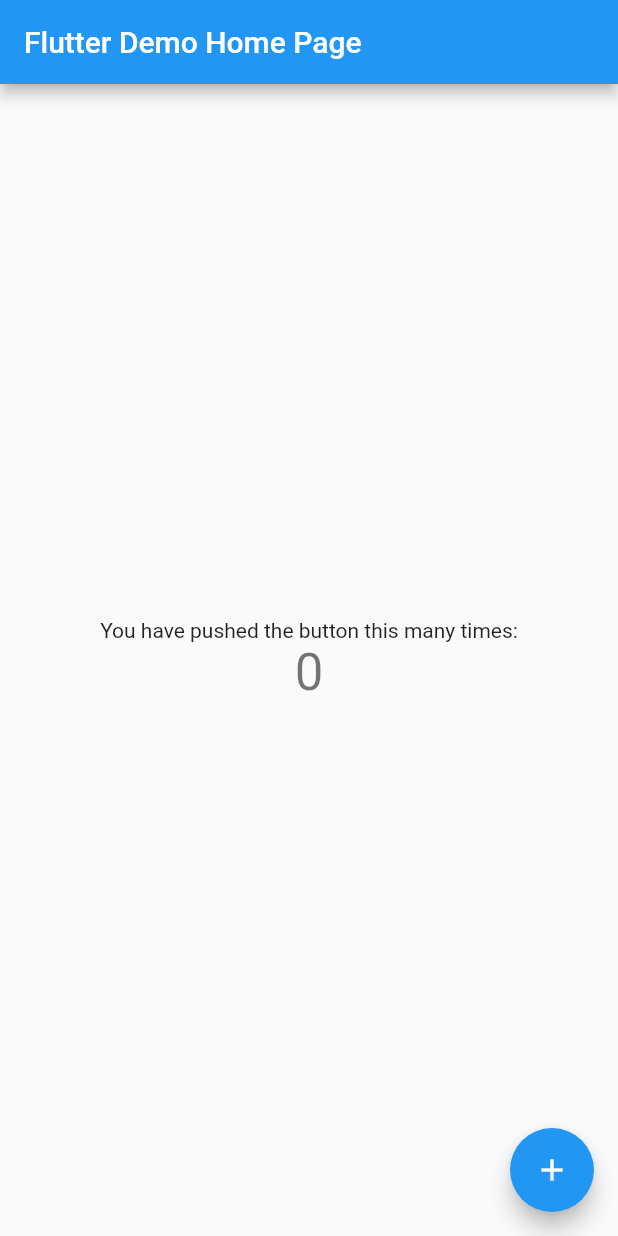
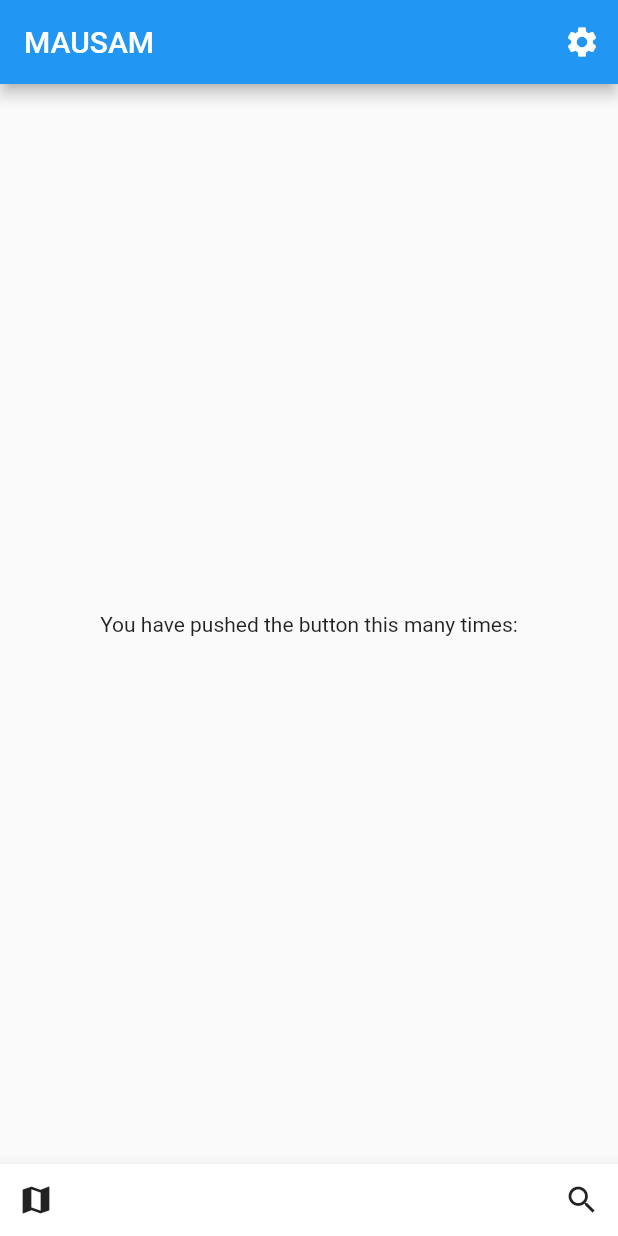
Before and after one commit to kausicmn/Mausam, a Flutter app: the screen it shows after launch, on a phone screen of 412 x 824 dp. Run offline on Flutter 3.47's test engine with Material 2 defaults, Android fonts, the phone set to English and light mode, and no system bars.

Commit message:
home screen

```diff
--- a/my_app/lib/main.dart
+++ b/my_app/lib/main.dart
@@ -13,33 +13,15 @@ class MyApp extends StatelessWidget {
     return MaterialApp(
       title: 'Flutter Demo',
       theme: ThemeData(
-        // This is the theme of your application.
-        //
-        // Try running your application with "flutter run". You'll see the
-        // application has a blue toolbar. Then, without quitting the app, try
-        // changing the primarySwatch below to Colors.green and then invoke
-        // "hot reload" (press "r" in the console where you ran "flutter run",
-        // or simply save your changes to "hot reload" in a Flutter IDE).
-        // Notice that the counter didn't reset back to zero; the application
-        // is not restarted.
         primarySwatch: Colors.blue,
       ),
-      home: const MyHomePage(title: 'Flutter Demo Home Page'),
+      home: const MyHomePage(title: 'MAUSAM'),
     );
   }
 }
 
 class MyHomePage extends StatefulWidget {
   const MyHomePage({super.key, required this.title});
-
-  // This widget is the home page of your application. It is stateful, meaning
-  // that it has a State object (defined below) that contains fields that affect
-  // how it looks.
-
-  // This class is the configuration for the state. It holds the values (in this
-  // case the title) provided by the parent (in this case the App widget) and
-  // used by the build method of the State. Fields in a Widget subclass are
-  // always marked "final".
 
   final String title;
 
@@ -48,67 +30,45 @@ class MyHomePage extends StatefulWidget {
 }
 
 class _MyHomePageState extends State<MyHomePage> {
-  int _counter = 0;
-
-  void _incrementCounter() {
-    setState(() {
-      // This call to setState tells the Flutter framework that something has
-      // changed in this State, which causes it to rerun the build method below
-      // so that the display can reflect the updated values. If we changed
-      // _counter without calling setState(), then the build method would not be
-      // called again, and so nothing would appear to happen.
-      _counter++;
-    });
-  }
-
   @override
   Widget build(BuildContext context) {
-    // This method is rerun every time setState is called, for instance as done
-    // by the _incrementCounter method above.
-    //
-    // The Flutter framework has been optimized to make rerunning build methods
-    // fast, so that you can just rebuild anything that needs updating rather
-    // than having to individually change instances of widgets.
     return Scaffold(
       appBar: AppBar(
-        // Here we take the value from the MyHomePage object that was created by
-        // the App.build method, and use it to set our appbar title.
         title: Text(widget.title),
+        actions: [
+          IconButton(
+            icon: Icon(Icons.settings),
+            onPressed: () {},
+          )
+        ],
       ),
       body: Center(
         // Center is a layout widget. It takes a single child and positions it
         // in the middle of the parent.
         child: Column(
-          // Column is also a layout widget. It takes a list of children and
-          // arranges them vertically. By default, it sizes itself to fit its
-          // children horizontally, and tries to be as tall as its parent.
-          //
-          // Invoke "debug painting" (press "p" in the console, choose the
-          // "Toggle Debug Paint" action from the Flutter Inspector in Android
-          // Studio, or the "Toggle Debug Paint" command in Visual Studio Code)
-          // to see the wireframe for each widget.
-          //
-          // Column has various properties to control how it sizes itself and
-          // how it positions its children. Here we use mainAxisAlignment to
-          // center the children vertically; the main axis here is the vertical
-          // axis because Columns are vertical (the cross axis would be
-          // horizontal).
           mainAxisAlignment: MainAxisAlignment.center,
           children: <Widget>[
             const Text(
               'You have pushed the button this many times:',
             ),
-            Text(
-              '$_counter',
-              style: Theme.of(context).textTheme.headlineMedium,
-            ),
           ],
         ),
       ),
-      floatingActionButton: FloatingActionButton(
-        onPressed: _incrementCounter,
-        tooltip: 'Increment',
-        child: const Icon(Icons.add),
+
+      bottomNavigationBar: BottomAppBar(
+        child: Row(
+          mainAxisAlignment: MainAxisAlignment.spaceBetween,
+          children: [
+            IconButton(
+              icon: Icon(Icons.map),
+              onPressed: () {},
+            ),
+            IconButton(
+              icon: Icon(Icons.search),
+              onPressed: () {},
+            )
+          ],
+        ),
       ), // This trailing comma makes auto-formatting nicer for build methods.
     );
   }
```
